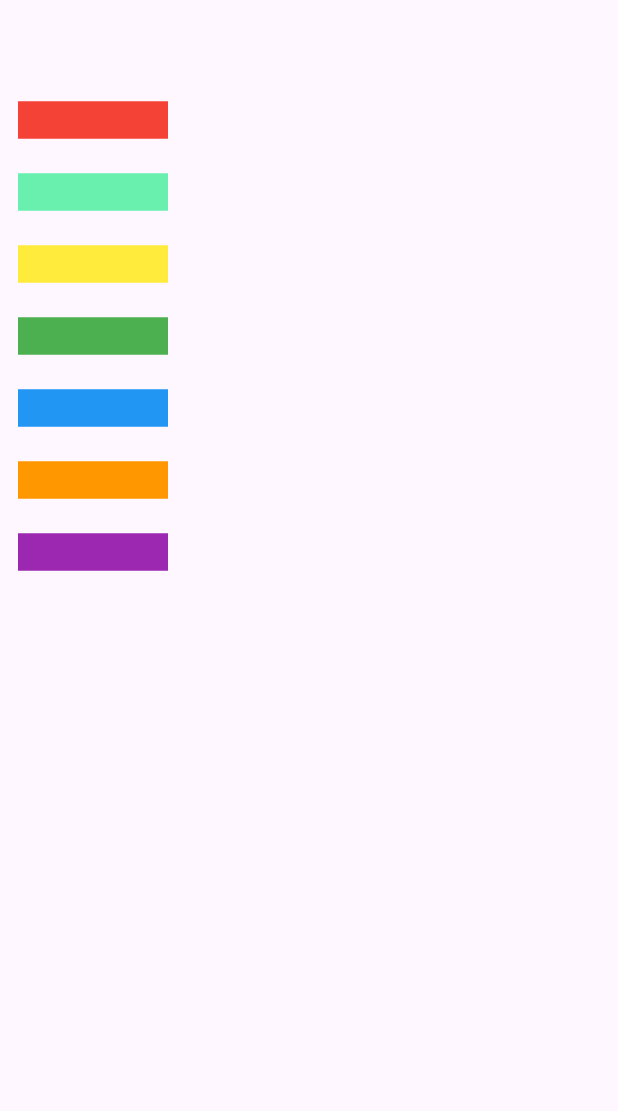
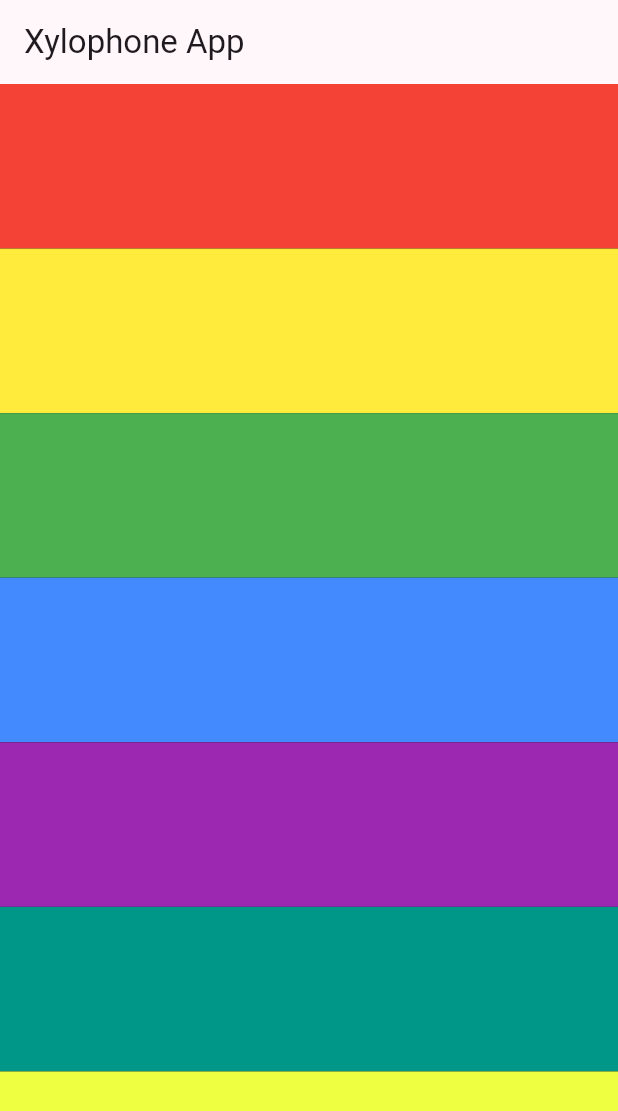
Before and after one commit to dil-nawaz-khan/xylophone_flutter_app, a Flutter app: the screen it shows after launch, on a phone screen of 412 x 824 dp. Shown: the top 1111 px of the screen. Run offline on Flutter 3.47's test engine with Material 3 defaults, Android fonts, the light colour scheme and no system bars; our stand-ins replace just_audio.

Commit message:
final commit

```diff
--- a/lib/main.dart
+++ b/lib/main.dart
@@ -8,10 +8,20 @@
 class MyApp extends StatelessWidget {
   const MyApp({super.key});
 
-  void playSoud(int soundNumber) {
+  void playSound(int soundNumber) {
     final player = AudioPlayer();
     player.setAsset('assets/note$soundNumber.wav');
     player.play();
+  }
+
+  Expanded buildKey({required Color color, required int soundNumber}) {
+    return Expanded(
+      child: TextButton(
+        onPressed: () => playSound(soundNumber),
+        style: TextButton.styleFrom(padding: EdgeInsets.zero),
+        child: Container(color: color),
+      ),
+    );
   }
 
   // This widget is the root of your application.
@@ -20,70 +30,21 @@
     return MaterialApp(
       title: 'Flutter Demo',
       theme: ThemeData(
-        colorScheme: ColorScheme.fromSeed(seedColor: Colors.deepPurple),
+        colorScheme: ColorScheme.fromSeed(seedColor: Colors.purple),
       ),
       home: Scaffold(
-        appBar: AppBar(),
+        backgroundColor: Colors.black,
+        appBar: AppBar(title: Text('Xylophone App')),
         body: Column(
+          crossAxisAlignment: CrossAxisAlignment.stretch,
           children: [
-            TextButton(
-              onPressed: () {
-                playSoud(1);
-              },
-              child: Container(height: 25.0, width: 100.0, color: Colors.red),
-            ),
-            TextButton(
-              onPressed: () {
-                playSoud(2);
-              },
-              child: Container(
-                height: 25.0,
-                width: 100.0,
-                color: Colors.greenAccent,
-              ),
-            ),
-            TextButton(
-              onPressed: () {
-                playSoud(3);
-              },
-              child: Container(
-                height: 25.0,
-                width: 100.0,
-                color: Colors.yellow,
-              ),
-            ),
-            TextButton(
-              onPressed: () {
-                playSoud(4);
-              },
-              child: Container(height: 25.0, width: 100.0, color: Colors.green),
-            ),
-            TextButton(
-              onPressed: () {
-                playSoud(5);
-              },
-              child: Container(height: 25.0, width: 100.0, color: Colors.blue),
-            ),
-            TextButton(
-              onPressed: () {
-                playSoud(6);
-              },
-              child: Container(
-                height: 25.0,
-                width: 100.0,
-                color: Colors.orange,
-              ),
-            ),
-            TextButton(
-              onPressed: () {
-                playSoud(7);
-              },
-              child: Container(
-                height: 25.0,
-                width: 100.0,
-                color: Colors.purple,
-              ),
-            ),
+            buildKey(color: Colors.red, soundNumber: 1),
+            buildKey(color: Colors.yellow, soundNumber: 2),
+            buildKey(color: Colors.green, soundNumber: 3),
+            buildKey(color: Colors.blueAccent, soundNumber: 4),
+            buildKey(color: Colors.purple, soundNumber: 5),
+            buildKey(color: Colors.teal, soundNumber: 6),
+            buildKey(color: Colors.limeAccent, soundNumber: 7),
           ],
         ),
       ),
```
